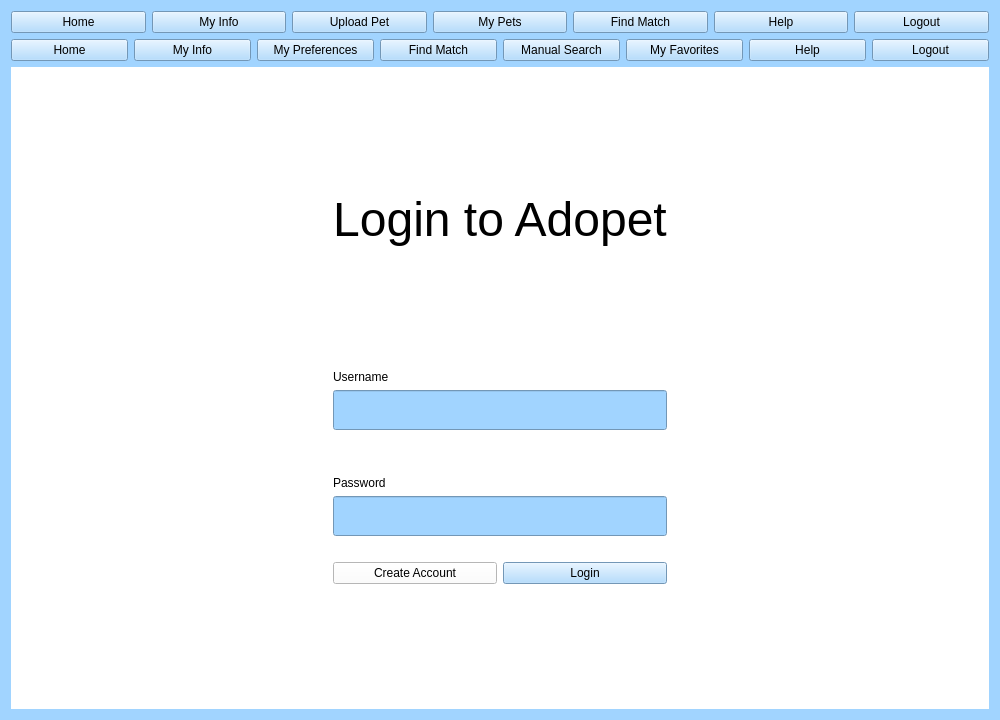
First picture: the form in team1_1/GUI/gui.ui, repository lee-anh/Adopet, before the edit.
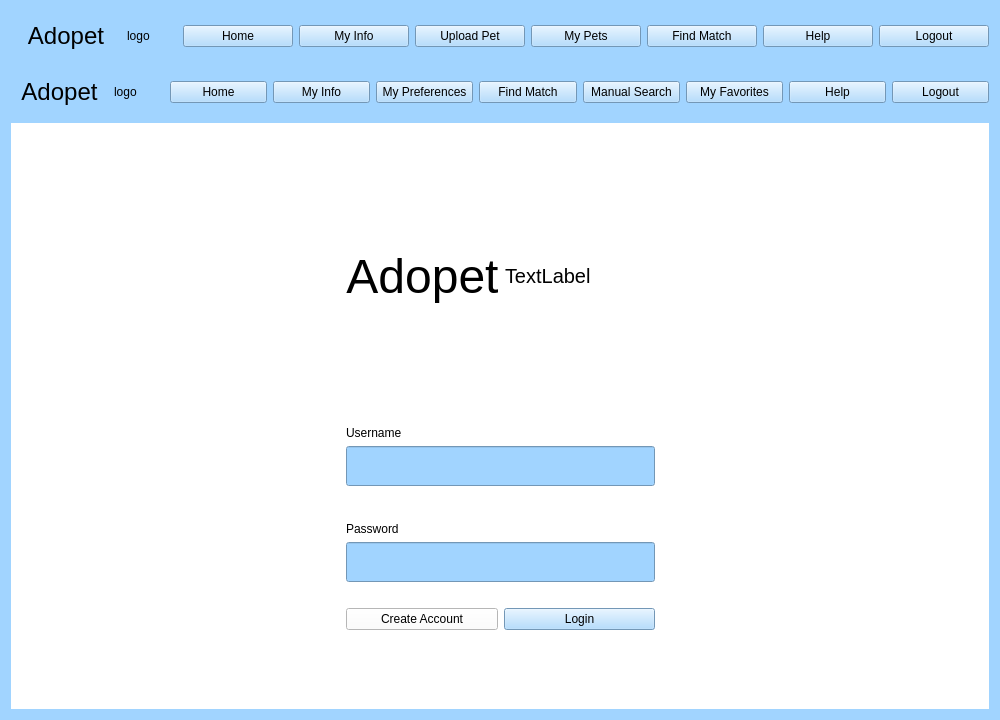
Second picture: the form after the edit. The open tabs and pages were chosen to show the change.

```diff
--- a/team1_1/GUI/gui.ui
+++ b/team1_1/GUI/gui.ui
@@ -13,7 +13,7 @@
   <property name="minimumSize">
    <size>
     <width>1000</width>
-    <height>620</height>
+    <height>720</height>
    </size>
   </property>
   <property name="windowTitle">
@@ -46,48 +46,7 @@
      </property>
      <widget class="QWidget" name="Login0">
       <layout class="QGridLayout" name="gridLayout_3">
-       <item row="0" column="1">
-        <spacer name="verticalSpacer_3">
-         <property name="orientation">
-          <enum>Qt::Vertical</enum>
-         </property>
-         <property name="sizeHint" stdset="0">
-          <size>
-           <width>20</width>
-           <height>79</height>
-          </size>
-         </property>
-        </spacer>
-       </item>
-       <item row="1" column="1" colspan="2">
-        <widget class="QLabel" name="label">
-         <property name="font">
-          <font>
-           <pointsize>36</pointsize>
-          </font>
-         </property>
-         <property name="text">
-          <string>Login to Adopet</string>
-         </property>
-         <property name="alignment">
-          <set>Qt::AlignCenter</set>
-         </property>
-        </widget>
-       </item>
-       <item row="2" column="1" colspan="2">
-        <spacer name="verticalSpacer_2">
-         <property name="orientation">
-          <enum>Qt::Vertical</enum>
-         </property>
-         <property name="sizeHint" stdset="0">
-          <size>
-           <width>20</width>
-           <height>78</height>
-          </size>
-         </property>
-        </spacer>
-       </item>
-       <item row="3" column="0">
+       <item row="4" column="0">
         <spacer name="horizontalSpacer">
          <property name="orientation">
           <enum>Qt::Horizontal</enum>
@@ -100,7 +59,7 @@
          </property>
         </spacer>
        </item>
-       <item row="3" column="1" colspan="2">
+       <item row="4" column="1" colspan="2">
         <layout class="QVBoxLayout" name="verticalLayout_11">
          <item>
           <layout class="QVBoxLayout" name="verticalLayout_10">
@@ -199,7 +158,46 @@
          </item>
         </layout>
        </item>
-       <item row="3" column="3">
+       <item row="5" column="2">
+        <spacer name="verticalSpacer_4">
+         <property name="orientation">
+          <enum>Qt::Vertical</enum>
+         </property>
+         <property name="sizeHint" stdset="0">
+          <size>
+           <width>20</width>
+           <height>79</height>
+          </size>
+         </property>
+        </spacer>
+       </item>
+       <item row="0" column="1">
+        <spacer name="verticalSpacer_3">
+         <property name="orientation">
+          <enum>Qt::Vertical</enum>
+         </property>
+         <property name="sizeHint" stdset="0">
+          <size>
+           <width>20</width>
+           <height>79</height>
+          </size>
+         </property>
+        </spacer>
+       </item>
+       <item row="3" column="1" colspan="2">
+        <spacer name="verticalSpacer_2">
+         <property name="orientation">
+          <enum>Qt::Vertical</enum>
+         </property>
+         <property name="sizeHint" stdset="0">
+          <size>
+           <width>20</width>
+           <height>78</height>
+          </size>
+         </property>
+        </spacer>
+       </item>
+       <item row="4" column="3">
         <spacer name="horizontalSpacer_2">
          <property name="orientation">
           <enum>Qt::Horizontal</enum>
@@ -212,18 +210,38 @@
          </property>
         </spacer>
        </item>
-       <item row="4" column="2">
-        <spacer name="verticalSpacer_4">
-         <property name="orientation">
-          <enum>Qt::Vertical</enum>
+       <item row="1" column="1">
+        <widget class="QLabel" name="label">
+         <property name="font">
+          <font>
+           <pointsize>36</pointsize>
+          </font>
          </property>
-         <property name="sizeHint" stdset="0">
+         <property name="text">
+          <string>Adopet</string>
+         </property>
+         <property name="alignment">
+          <set>Qt::AlignCenter</set>
+         </property>
+        </widget>
+       </item>
+       <item row="1" column="2">
+        <widget class="QLabel" name="logo">
+         <property name="minimumSize">
           <size>
-           <width>20</width>
-           <height>79</height>
+           <width>150</width>
+           <height>150</height>
           </size>
          </property>
-        </spacer>
+         <property name="font">
+          <font>
+           <pointsize>15</pointsize>
+          </font>
+         </property>
+         <property name="text">
+          <string>TextLabel</string>
+         </property>
+        </widget>
        </item>
       </layout>
      </widget>
@@ -744,6 +762,40 @@
    </item>
    <item row="1" column="0">
     <layout class="QHBoxLayout" name="horizontalLayout_3">
+     <item>
+      <widget class="QLabel" name="titleAdopter">
+       <property name="font">
+        <font>
+         <pointsize>18</pointsize>
+        </font>
+       </property>
+       <property name="text">
+        <string>Adopet</string>
+       </property>
+       <property name="alignment">
+        <set>Qt::AlignCenter</set>
+       </property>
+      </widget>
+     </item>
+     <item>
+      <widget class="QLabel" name="logoAdopter">
+       <property name="minimumSize">
+        <size>
+         <width>50</width>
+         <height>50</height>
+        </size>
+       </property>
+       <property name="maximumSize">
+        <size>
+         <width>50</width>
+         <height>50</height>
+        </size>
+       </property>
+       <property name="text">
+        <string>logo</string>
+       </property>
+      </widget>
+     </item>
      <item>
       <widget class="QPushButton" name="navHomeButton">
        <property name="text">
@@ -804,6 +856,40 @@
    </item>
    <item row="0" column="0">
     <layout class="QHBoxLayout" name="horizontalLayout_4">
+     <item>
+      <widget class="QLabel" name="titleOwner">
+       <property name="font">
+        <font>
+         <pointsize>18</pointsize>
+        </font>
+       </property>
+       <property name="text">
+        <string>Adopet</string>
+       </property>
+       <property name="alignment">
+        <set>Qt::AlignCenter</set>
+       </property>
+      </widget>
+     </item>
+     <item>
+      <widget class="QLabel" name="logoOwner">
+       <property name="minimumSize">
+        <size>
+         <width>50</width>
+         <height>50</height>
+        </size>
+       </property>
+       <property name="maximumSize">
+        <size>
+         <width>50</width>
+         <height>50</height>
+        </size>
+       </property>
+       <property name="text">
+        <string>logo</string>
+       </property>
+      </widget>
+     </item>
      <item>
       <widget class="QPushButton" name="ownerHome">
        <property name="text">
```
Left out of the diff: 4 changed lines with no effect on the pictures.
